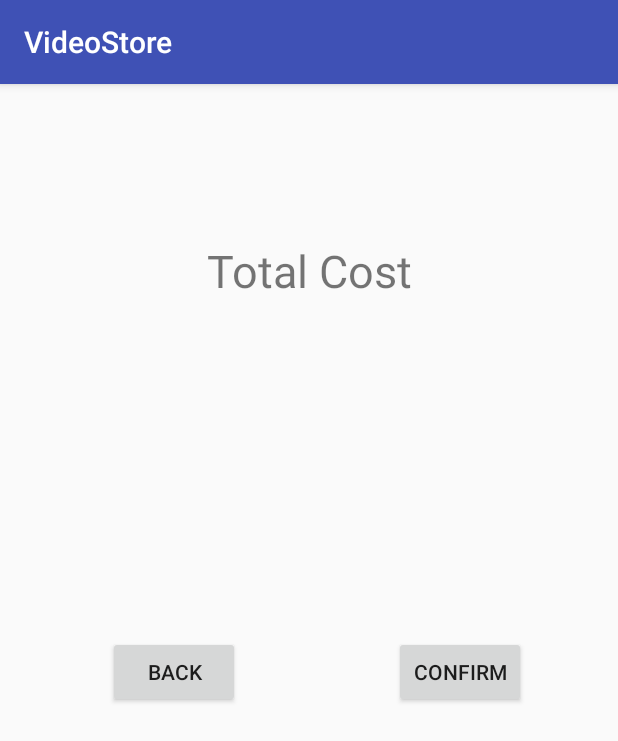
After one commit to realroy/video-store-app, an Android app: the ConfirmPaymentActivity screen opened directly, with no data from a screen before it, on a phone screen of 412 x 824 dp. The commit adds this screen. Shown: the top 741 px of the screen. Run offline under Robolectric (Android 15) with nearby library versions, the light colour scheme and no system bars; 3 statements that could not run were skipped.

Commit message:
make strategy for payment and fix data passing

```diff
--- a/app/src/main/AndroidManifest.xml
+++ b/app/src/main/AndroidManifest.xml
@@ -22,6 +22,7 @@
             android:label="@string/title_activity_store"
             android:theme="@style/AppTheme.NoActionBar"></activity>
         <activity android:name=".CartActivity"/>
+        <activity android:name=".ConfirmPaymentActivity"/>
     </application>
 
 </manifest>
--- /dev/null
+++ b/app/src/main/java/com/example/jab/videostore/ConfirmPaymentActivity.java
@@ -0,0 +1,26 @@
+package com.example.jab.videostore;
+
+import android.content.Intent;
+import android.support.v7.app.AppCompatActivity;
+import android.os.Bundle;
+
+public class ConfirmPaymentActivity extends AppCompatActivity {
+private Customer customer;
+    @Override
+    protected void onCreate(Bundle savedInstanceState) {
+        super.onCreate(savedInstanceState);
+        setContentView(R.layout.activity_cofirm_payment);
+        Intent intent = getIntent();
+        customer = (Customer) intent.getSerializableExtra("CUSTOMER");
+        System.out.println("++++++++++++++++++++++++++++ "+customer.getId());
+        double total = 0;
+        for(Video e : customer.getVideos()){
+            total += e.getPrice();
+        }
+        System.out.println("++++++++++++++++++++++++++++ "+total);
+//        Video[] video = customer.getVideo();
+//        for (Video e : video){
+//            System.out.println(e);
+        //}
+    }
+}
--- a/app/src/main/java/com/example/jab/videostore/Video.java
+++ b/app/src/main/java/com/example/jab/videostore/Video.java
@@ -1,11 +1,13 @@
 package com.example.jab.videostore;
 
+
+import java.io.Serializable;
 
 /**
  * Created by Jab on 5/13/2017 AD.
  */
 
-public class Video implements Product {
+public class Video implements Product, Serializable {
 	private String name,category,info;
 	private double price;
 	private int amount;
```
Also changed, not shown: app/src/main/java/com/example/jab/videostore/CartActivity.java (+28 -7 lines), app/src/main/java/com/example/jab/videostore/Customer.java (+9 -1 lines), app/src/main/java/com/example/jab/videostore/NomalPayment.java (added, +12 -0 lines), app/src/main/java/com/example/jab/videostore/Payment.java (added, +9 -0 lines), app/src/main/java/com/example/jab/videostore/SalePayment.java (added, +15 -0 lines), app/src/main/java/com/example/jab/videostore/cofirmPayment.java (deleted, +0 -14 lines).
